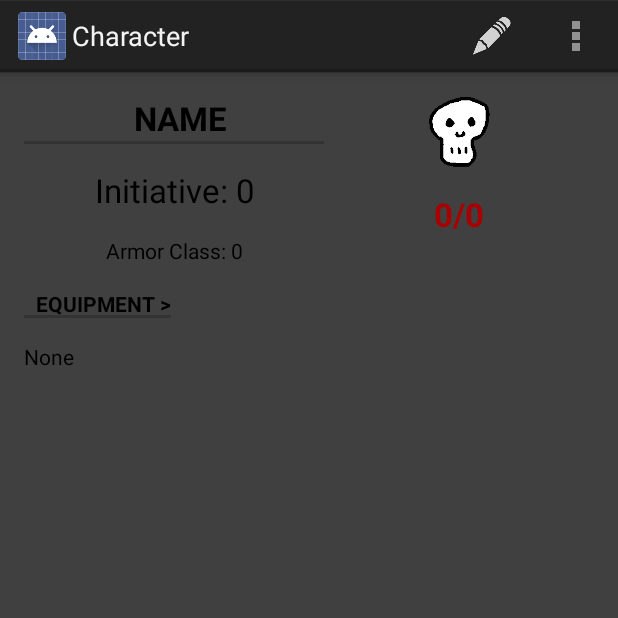
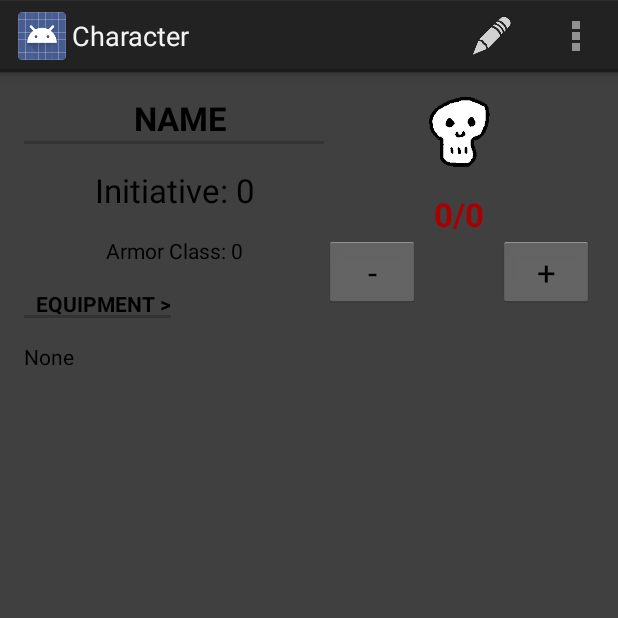
Before and after one commit to Twood76/dmdenc2, an Android app: the screen it shows after launch (CharacterActivity), after a tap on "Player Character", on a phone screen of 412 x 824 dp, the top half of it. Run offline under Robolectric (Android 15) with nearby library versions, the phone set to English and light mode, and no system bars.

Commit message:
HP Minus Plus Buttons in Character Activity

```diff
--- a/app/src/main/java/com/ricky/encounterassistant/ui/activities/CharacterActivity.java
+++ b/app/src/main/java/com/ricky/encounterassistant/ui/activities/CharacterActivity.java
@@ -7,6 +7,8 @@ import android.os.Bundle;
 import android.util.Log;
 import android.view.Menu;
 import android.view.MenuItem;
+import android.view.View;
+import android.widget.Button;
 import android.widget.ImageView;
 import android.widget.TextView;
 
@@ -30,6 +32,8 @@ public class CharacterActivity extends Activity {
     private ImageView avatarImageView;
     private TextView equipmentTitleTextView;
     private TextView equipmentShownTextView;
+    private Button hpMinusButton;
+    private Button hpPlusButton;
 
     @Override
     protected void onCreate(Bundle savedInstanceState) {
@@ -48,12 +52,7 @@ public class CharacterActivity extends Activity {
         initiativeTextView.setText("Initiative: " + character.getInit());
 
         hpTextView = (TextView) findViewById(R.id.character_hp);
-        hpTextView.setText(character.getHP() + "/" + character.getMaxHP());
-        if (character.getMaxHP() == 0 || (character.getHP() < (character.getHP()/character.getMaxHP()))) {
-            hpTextView.setTextColor(Color.parseColor("#A80000"));
-        } else {
-            hpTextView.setTextColor(Color.parseColor("#59B31D"));
-        }
+        displayHP();
 
         acTextView = (TextView) findViewById(R.id.character_acTextView);
         acTextView.setText("Armor Class: " + character.getAC());
@@ -64,6 +63,33 @@ public class CharacterActivity extends Activity {
         equipmentTitleTextView = (TextView) findViewById(R.id.character_equipmentTitleTextView);
 
         equipmentShownTextView = (TextView) findViewById(R.id.character_equipmentShownTextView);
+
+        hpMinusButton = (Button) findViewById(R.id.character_hpMinusButton);
+        hpMinusButton.setOnClickListener(new View.OnClickListener() {
+            @Override
+            public void onClick(View view) {
+                character.decreaseHP(1);
+                displayHP();
+            }
+        });
+
+        hpPlusButton = (Button) findViewById(R.id.character_hpPlusButton);
+        hpPlusButton.setOnClickListener(new View.OnClickListener() {
+            @Override
+            public void onClick(View view) {
+                character.increaseHP(1);
+                displayHP();
+            }
+        });
+    }
+
+    private void displayHP() {
+        hpTextView.setText(character.getHP() + "/" + character.getMaxHP());
+        if (character.getMaxHP() == 0 || (character.getHP() < (character.getHP()/character.getMaxHP()))) {
+            hpTextView.setTextColor(Color.parseColor("#A80000"));
+        } else {
+            hpTextView.setTextColor(Color.parseColor("#59B31D"));
+        }
     }
 
     @Override
@@ -113,12 +139,7 @@ public class CharacterActivity extends Activity {
     public void updateCharacterInfo() {
         nameTextView.setText(character.getName());
         initiativeTextView.setText("Initiative: " + character.getInit());
-        hpTextView.setText(character.getHP() + "/" + character.getMaxHP());
-        if (character.getMaxHP() == 0 || (character.getHP() < (character.getHP()/character.getMaxHP()))) {
-            hpTextView.setTextColor(Color.parseColor("#A80000"));
-        } else {
-            hpTextView.setTextColor(Color.parseColor("#59B31D"));
-        }
+        displayHP();
         acTextView.setText("Armor Class: " + character.getAC());
         avatarImageView.setImageDrawable(character.getAvatar());
     }
--- a/app/src/main/res/layout/activity_character.xml
+++ b/app/src/main/res/layout/activity_character.xml
@@ -78,6 +78,24 @@
         android:paddingTop="@dimen/activity_vertical_margin"
         android:textStyle="bold" />
 
+    <Button
+        android:layout_width="wrap_content"
+        android:layout_height="wrap_content"
+        android:layout_below="@id/character_hp"
+        android:layout_alignLeft="@id/character_hp"
+        android:text="-"
+        android:textSize="@dimen/large_text_size"
+        android:id="@+id/character_hpMinusButton" />
+
+    <Button
+        android:layout_width="wrap_content"
+        android:layout_height="wrap_content"
+        android:layout_below="@id/character_hp"
+        android:layout_alignRight="@id/character_hp"
+        android:text="+"
+        android:textSize="@dimen/large_text_size"
+        android:id="@+id/character_hpPlusButton" />
+
     <TextView
         android:layout_width="wrap_content"
         android:layout_height="wrap_content"
```
